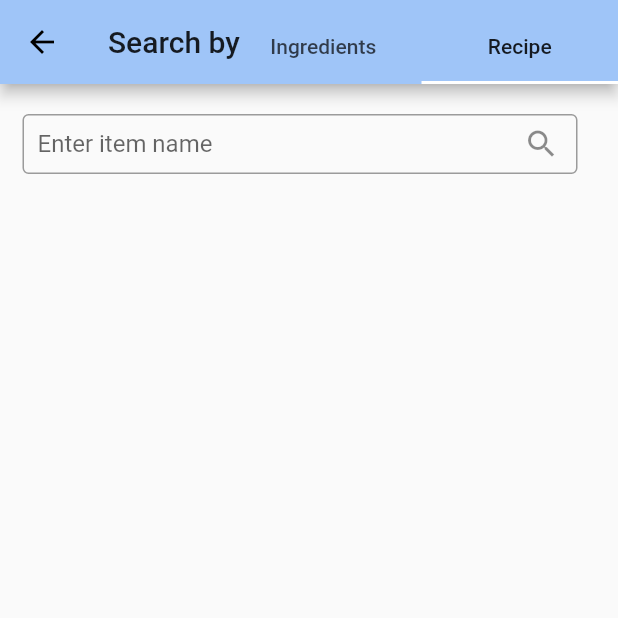
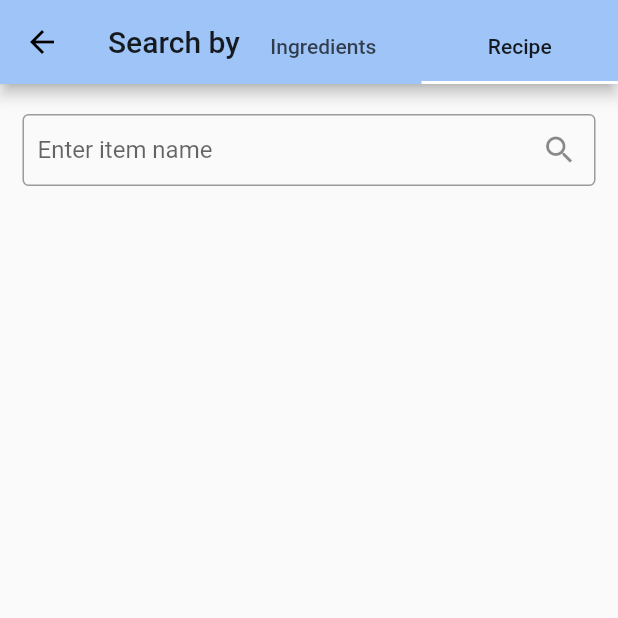
Before and after one commit to imranZMiko/Eten, a Flutter app: the SearchScreen screen opened directly, tab 2 chosen, on a phone screen of 412 x 824 dp, the top half of it. Run offline on Flutter 3.47's test engine with Material 2 defaults, Android fonts, the light colour scheme and no system bars.

Commit message:
Broken into widgets and refined landscape view.

```diff
--- a/lib/screens/search_screen.dart
+++ b/lib/screens/search_screen.dart
@@ -1,5 +1,8 @@
 import 'package:flutter/material.dart';
 import 'package:flutter/rendering.dart';
+
+import 'package:eten/widgets/ingredients_search.dart';
+import 'package:eten/widgets/recipe_search.dart';
 
 class SearchScreen extends StatefulWidget {
   const SearchScreen({Key? key}) : super(key: key);
@@ -12,75 +15,6 @@ class SearchScreen extends StatefulWidget {
 class _SearchScreenState extends State<SearchScreen> {
   final _searchFormKey = GlobalKey<FormState>();
   var currentPage = 0;
-  var ingredientCount = 1;
-
-  Container get currentScreen {
-    if (currentPage == 1) {
-      ingredientCount = 1;
-      return Container(
-        width: 400,
-        height: 80,
-        child: Padding(
-          padding: EdgeInsets.symmetric(horizontal: 15, vertical: 20),
-          child: TextFormField(
-            decoration: InputDecoration(
-              contentPadding: EdgeInsets.only(left: 10),
-              suffixIcon: IconButton(
-                onPressed: () {},
-                icon: Icon(Icons.search),
-                splashRadius: 18,
-              ),
-              border: OutlineInputBorder(),
-              hintText: 'Enter item name',
-            ),
-          ),
-        ),
-      );
-    } else {
-      return Container(
-        child: ListView.builder(
-          itemBuilder: (ctx, index) {
-            return Padding(
-              padding: EdgeInsets.symmetric(vertical: 10, horizontal: 15),
-              child: Row(
-                mainAxisAlignment: MainAxisAlignment.spaceBetween,
-                crossAxisAlignment: CrossAxisAlignment.center,
-                children: [
-                  Expanded(
-                    child: TextFormField(
-                      enabled: index == ingredientCount - 1 ? true : false,
-                      //autofocus: true,
-                      decoration: InputDecoration(
-                        contentPadding: EdgeInsets.only(left: 10),
-                        border: OutlineInputBorder(),
-                        hintText: 'Enter ingredient',
-                      ),
-                    ),
-                  ),
-                  if (index == ingredientCount - 1)
-                    IconButton(
-                      onPressed: () {
-                        setState(() {
-                          ingredientCount++;
-                        });
-                      },
-                      icon: Icon(Icons.add),
-                      iconSize: 23,
-                      splashRadius: 18,
-                      padding: EdgeInsets.only(
-                        left: 10,
-                      ),
-                      constraints: BoxConstraints(),
-                    ),
-                ],
-              ),
-            );
-          },
-          itemCount: ingredientCount,
-        ),
-      );
-    }
-  }
 
   Widget build(BuildContext context) {
     return DefaultTabController(
@@ -103,7 +37,6 @@ class _SearchScreenState extends State<SearchScreen> {
                           currentPage = value;
                         });
                       },
-                      overlayColor: null,
                       tabs: [
                         Tab(
                           text: 'Ingredients',
@@ -122,7 +55,7 @@ class _SearchScreenState extends State<SearchScreen> {
         body: Form(
           key: _searchFormKey,
           autovalidateMode: AutovalidateMode.always,
-          child: currentScreen,
+          child: currentPage == 0 ? IngredientsSearch() : RecipeSearch(),
         ),
       ),
     );
--- /dev/null
+++ b/lib/widgets/recipe_search.dart
@@ -0,0 +1,30 @@
+import 'package:flutter/material.dart';
+
+class RecipeSearch extends StatelessWidget {
+  const RecipeSearch({Key? key}) : super(key: key);
+
+  @override
+  Widget build(BuildContext context) {
+    return Row(
+      children: [
+        Expanded(
+          child: Padding(
+            padding: EdgeInsets.symmetric(horizontal: 15, vertical: 20),
+            child: TextFormField(
+              decoration: InputDecoration(
+                contentPadding: EdgeInsets.only(left: 10),
+                suffixIcon: IconButton(
+                  onPressed: () {},
+                  icon: Icon(Icons.search),
+                  splashRadius: 18,
+                ),
+                border: OutlineInputBorder(),
+                hintText: 'Enter item name',
+              ),
+            ),
+          ),
+        ),
+      ],
+    );
+  }
+}
```
Also changed, not shown: lib/widgets/ingredients_search.dart (added, +58 -0 lines).
